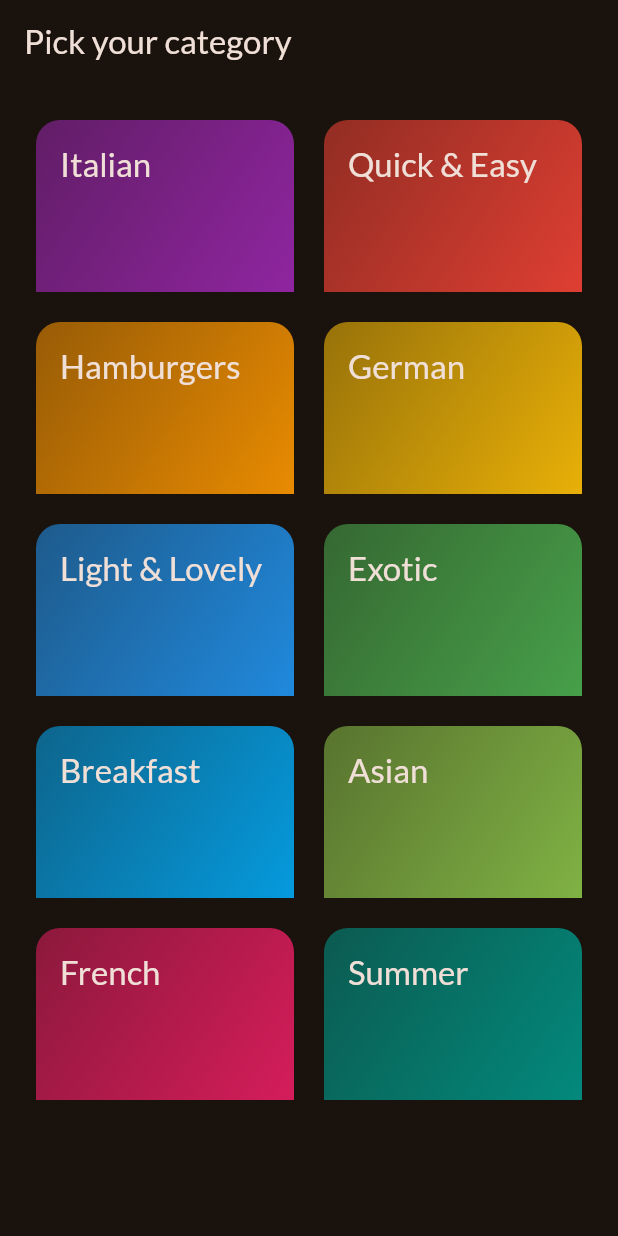
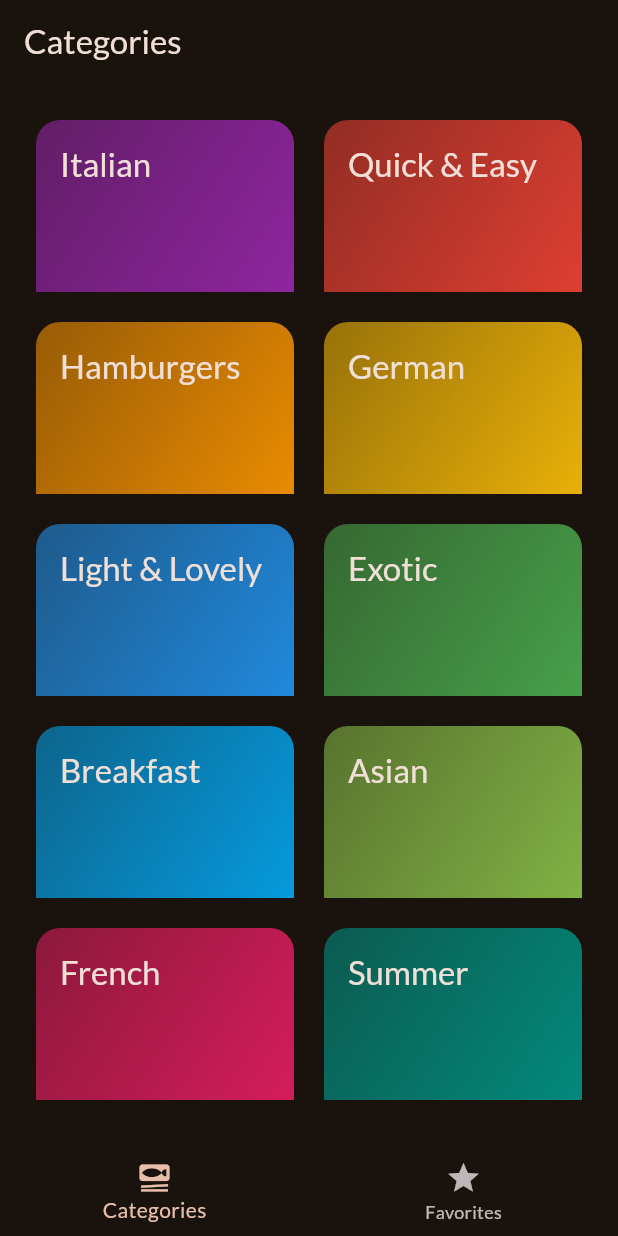
Before and after one commit to Avishka-Dulanjana/Meals-App, a Flutter app: the screen it shows after launch, on a phone screen of 412 x 824 dp. Run offline on Flutter 3.47's test engine with Material 3 defaults, Android fonts, the phone set to English and light mode, and no system bars; our stand-ins replace google_fonts, transparent_image.

Commit message:
Bottom Navigation Bar

```diff
--- a/lib/main.dart
+++ b/lib/main.dart
@@ -1,7 +1,7 @@
 import 'package:flutter/material.dart';
 
 import 'package:google_fonts/google_fonts.dart';
-import 'package:meals_app/screens/categories.dart';
+import 'package:meals_app/screens/tabs.dart';
 
 final theme = ThemeData(
   useMaterial3: true,
@@ -23,7 +23,7 @@ class App extends StatelessWidget {
   Widget build(BuildContext context) {
     return MaterialApp(
       theme: theme,
-      home: const CategoriesScreen(),
+      home: const TabScreen(),
     );
   }
 }
--- a/lib/screens/categories.dart
+++ b/lib/screens/categories.dart
@@ -25,11 +25,7 @@ class CategoriesScreen extends StatelessWidget {
 
   @override
   Widget build(BuildContext context) {
-    return Scaffold(
-      appBar: AppBar(
-        title: const Text('Pick your category'),
-      ),
-      body: GridView(
+    return GridView(
       padding: const EdgeInsets.all(24),
       gridDelegate: const SliverGridDelegateWithFixedCrossAxisCount(
           crossAxisCount: 2,
@@ -45,7 +41,7 @@ class CategoriesScreen extends StatelessWidget {
               _selectCategory(context, category);
             },
           )
-          ]),
+      ],
     );
   }
 }
--- /dev/null
+++ b/lib/screens/tabs.dart
@@ -0,0 +1,49 @@
+import 'package:flutter/material.dart';
+import 'package:meals_app/screens/categories.dart';
+import 'package:meals_app/screens/meals.dart';
+
+class TabScreen extends StatefulWidget {
+  const TabScreen({super.key});
+
+  @override
+  State<TabScreen> createState() {
+    return _TabScreenState();
+  }
+}
+
+class _TabScreenState extends State<TabScreen> {
+  int _selectedPageIndex = 0;
+
+  void _selectPage(int index) {
+    setState(() {
+      _selectedPageIndex = index;
+    });
+  }
+
+  @override
+  Widget build(BuildContext context) {
+    Widget activePage = const CategoriesScreen();
+    var activePageTitle = 'Categories';
+
+    if (_selectedPageIndex == 1) {
+      activePage = const MealsScreen(meals: []);
+      activePageTitle = 'Favorites';
+    }
+
+    return Scaffold(
+      appBar: AppBar(
+        title: Text(activePageTitle),
+      ),
+      body: activePage,
+      bottomNavigationBar: BottomNavigationBar(
+        onTap: _selectPage,
+        currentIndex: _selectedPageIndex,
+        items: const [
+          BottomNavigationBarItem(
+              icon: Icon(Icons.set_meal), label: 'Categories'),
+          BottomNavigationBarItem(icon: Icon(Icons.star), label: 'Favorites'),
+        ],
+      ),
+    );
+  }
+}
```
Also changed, not shown: lib/screens/meals.dart (+7 -3 lines). Lines whose indentation alone changed are shown as unchanged.
